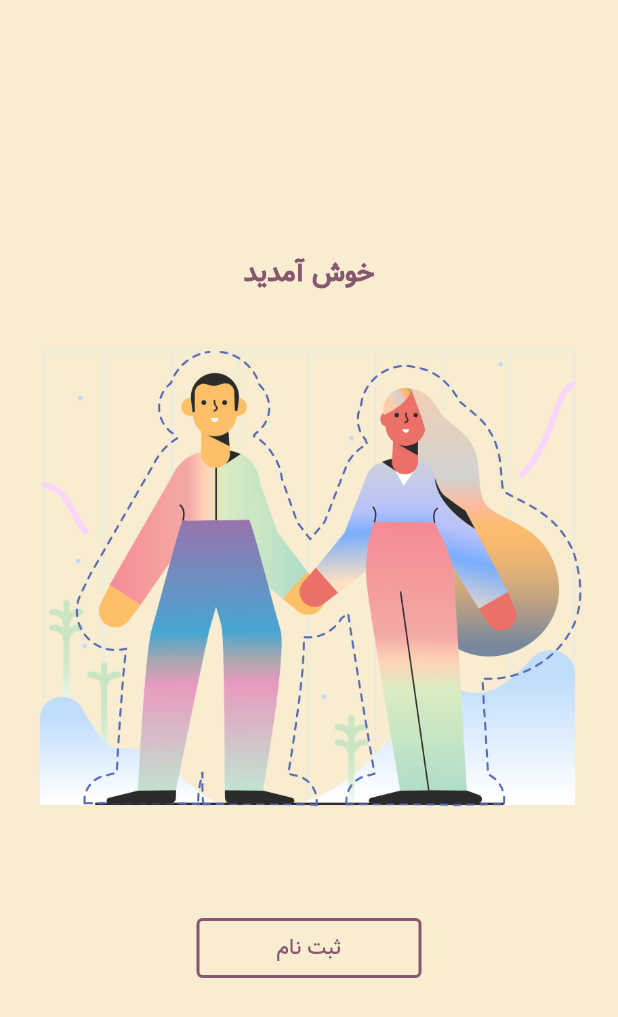
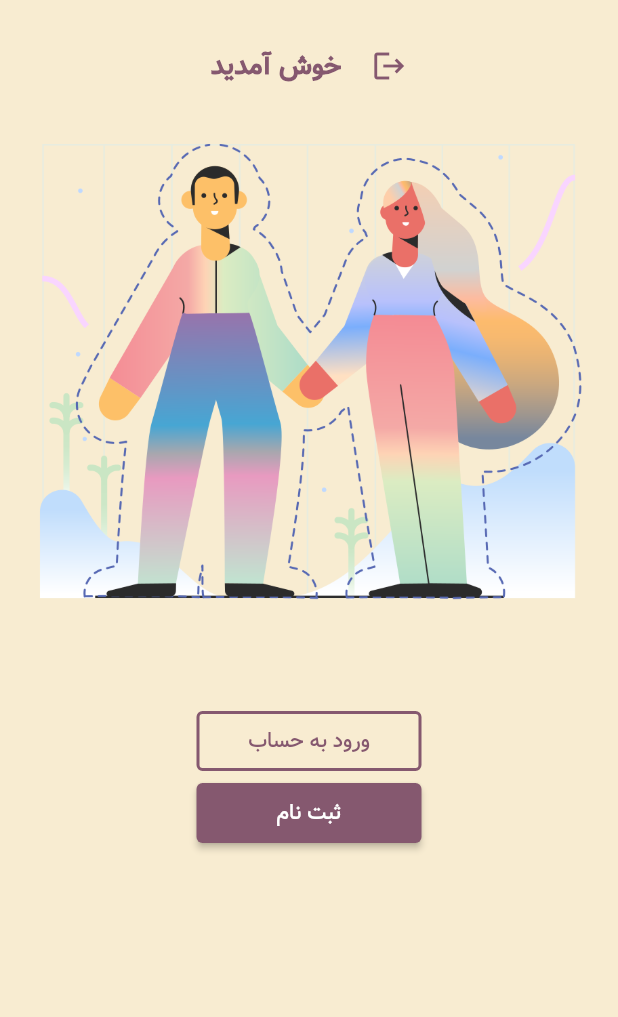
Before and after one commit to Mahsakhodaei/flutter_blog_project-main, a Flutter app: the screen it shows after launch, on a phone screen of 412 x 824 dp. Shown: the top 1017 px of the screen. Run offline on Flutter 3.47's test engine with Material 2 defaults, Android fonts, the phone set to English and light mode, and no system bars.

Commit message:
added login page

```diff
--- /dev/null
+++ b/lib/login_page.dart
@@ -0,0 +1,70 @@
+import 'package:flutter/material.dart';
+
+class LoginPage extends StatelessWidget {
+  const LoginPage({Key? key}) : super(key: key);
+
+  @override
+  Widget build(BuildContext context) {
+    return Scaffold(
+      backgroundColor: Color(0xFFF8ECD1),
+      body: SafeArea(
+        child: SingleChildScrollView(child: _grtColumn()),
+      ),
+    );
+  }
+
+  Widget _grtColumn() {
+    return Column(
+      mainAxisAlignment: MainAxisAlignment.center,
+      children: [
+        SizedBox(height: 30),
+        _getRow(),
+        Image(
+          image: AssetImage('images/welcome.png'),
+        ),
+        OutlinedButton(
+          style: OutlinedButton.styleFrom(
+            side: BorderSide(
+              color: Color(0xFF85586F),
+              width: 2.0,
+            ),
+            primary: Color(0xFF85586F),
+            minimumSize: Size(150, 40),
+          ),
+          onPressed: () {},
+          child: Text('ورود به حساب'),
+        ),
+        ElevatedButton(
+          style: ElevatedButton.styleFrom(
+            primary: Color(0xFF85586F),
+            minimumSize: Size(150, 40),
+          ),
+          onPressed: () {},
+          child: Text('ثبت نام'),
+        )
+      ],
+    );
+  }
+
+  Widget _getRow() {
+    return Row(
+      mainAxisAlignment: MainAxisAlignment.center,
+      children: [
+        Text(
+          'خوش آمدید',
+          style: TextStyle(
+            fontSize: 18.0,
+            fontWeight: FontWeight.bold,
+            color: Color(0xFF85586F),
+          ),
+        ),
+        SizedBox(width: 20),
+        Icon(
+          Icons.logout,
+          color: Color(0xFF85586F),
+          size: 24.0,
+        )
+      ],
+    );
+  }
+}
--- a/lib/main.dart
+++ b/lib/main.dart
@@ -1,4 +1,5 @@
 import 'package:flutter/material.dart';
+import 'login_page.dart';
 
 void main() {
   runApp(Application());
@@ -12,54 +13,7 @@ class Application extends StatelessWidget {
     return MaterialApp(
       debugShowCheckedModeBanner: false,
       theme: ThemeData(fontFamily: 'vazir'),
-      home: HomeScreen(),
-    );
-  }
-}
-
-class HomeScreen extends StatelessWidget {
-  const HomeScreen({Key? key}) : super(key: key);
-
-  @override
-  Widget build(BuildContext context) {
-    return Scaffold(
-      backgroundColor: Color(0xFFF8ECD1),
-      body: SafeArea(
-        child: Column(
-          mainAxisAlignment: MainAxisAlignment.center,
-          children: [
-            Text(
-              'خوش آمدید',
-              style: TextStyle(
-                fontSize: 18.0,
-                fontWeight: FontWeight.bold,
-                color: Color(0xFF85586F),
-              ),
-            ),
-            Image(
-              image: AssetImage('images/welcome.png'),
-            ),
-            OutlinedButton(
-              style: OutlinedButton.styleFrom(
-                side: BorderSide(
-                  color: Color(0xFF85586F),
-                  width: 2.0,
-                ),
-                primary: Color(0xFF85586F),
-                minimumSize: Size(150, 40),
-              ),
-              onPressed: () {
-                Navigator.of(context).push(
-                  MaterialPageRoute(
-                    builder: (BuildContext context) => SecondScreen(),
-                  ),
-                );
-              },
-              child: Text('ثبت نام'),
-            )
-          ],
-        ),
-      ),
+      home: LoginPage(),
     );
   }
 }
```
